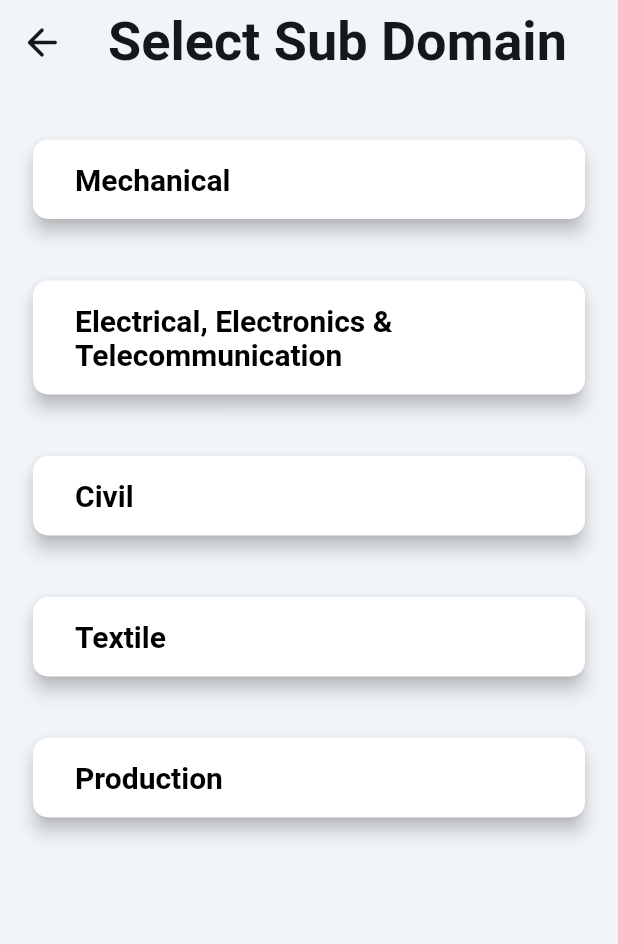
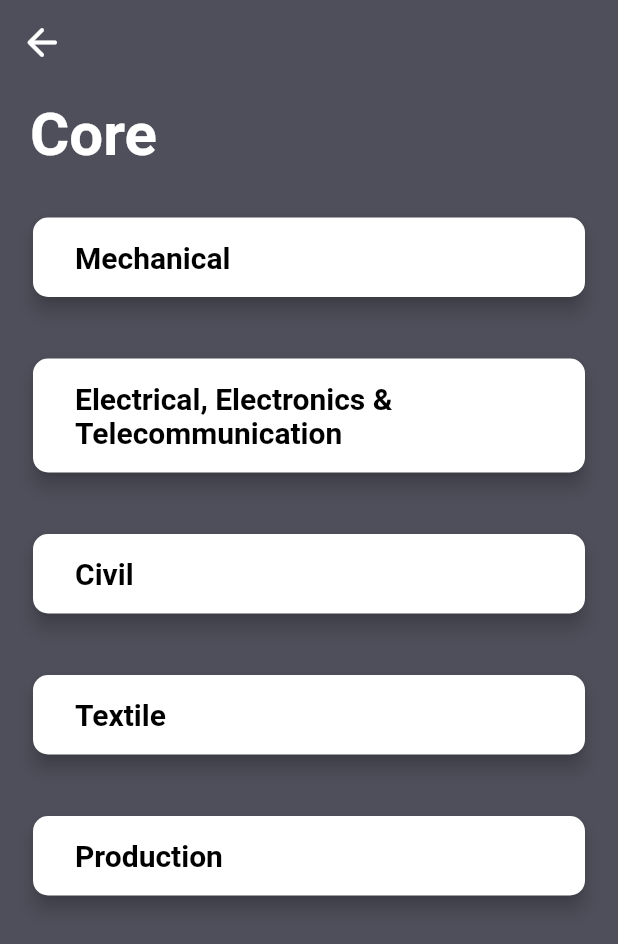
Before and after one commit to waghanna-prgramming/VJTI_Connect, a Flutter app: the DomainPage screen opened directly, after a tap on "Core", on a phone screen of 412 x 824 dp. Shown: the top 944 px of the screen. Run offline on Flutter 3.47's test engine with Material 2 defaults, Android fonts, the light colour scheme and no system bars; our stand-ins replace cloud_firestore, firebase_auth, firebase_core; missing offline and left inert: email_auth; accounts and stored records are empty; Roboto replaces fonts that are missing (Sora).

Commit message:
changed screen ui

```diff
--- a/lib/main.dart
+++ b/lib/main.dart
@@ -4,6 +4,7 @@ import 'package:demo_connect/providers/prep_material_provider.dart';
 import 'package:demo_connect/providers/resume_provider.dart';
 import 'package:demo_connect/providers/tips_provider.dart';
 import 'package:demo_connect/screens/signup_screen.dart';
+import 'package:demo_connect/screens/test_home_screen.dart';
 // import 'package:demo_connect/screens/login_screenrial_provider.dart';
 import 'package:firebase_core/firebase_core.dart';
 import 'package:flutter/material.dart';
@@ -37,7 +38,7 @@ class MyApp extends StatelessWidget {
         ),
       ],
       child: MaterialApp(
-        home: SignUp(),
+        home: TestHomeScreen(),
       ),
     );
   }
--- a/lib/screens/core_sub_branch.dart
+++ b/lib/screens/core_sub_branch.dart
@@ -19,15 +19,15 @@ class _CoreSubBranchState extends State<CoreSubBranch> {
   @override
   Widget build(BuildContext context) {
     return Scaffold(
-      backgroundColor: Color(0xFFF1F4F8),
+      backgroundColor: Color(0xFF4F4F5B),
       // key: scaffoldKey,
       appBar: AppBar(
-        backgroundColor: Color(0xFFF1F4F8),
+        backgroundColor: Color(0xFF4F4F5B),
         automaticallyImplyLeading: false,
         leading: IconButton(
           icon: Icon(
             Icons.arrow_back_rounded,
-            color: Color(0xFF14181B),
+            color: Colors.white,
             size: 30,
           ),
           onPressed: () {
@@ -40,14 +40,6 @@ class _CoreSubBranchState extends State<CoreSubBranch> {
             );
           },
         ),
-        centerTitle: true,
-        title: Text('Select Sub Domain'),
-        titleTextStyle: TextStyle(
-          fontFamily: 'Sora',
-          color: Color(0xFF14181B),
-          fontSize: 36,
-          fontWeight: FontWeight.bold,
-        ),
         actions: [],
         elevation: 0,
       ),
@@ -58,8 +50,23 @@ class _CoreSubBranchState extends State<CoreSubBranch> {
             mainAxisAlignment: MainAxisAlignment.spaceEvenly,
             crossAxisAlignment: CrossAxisAlignment.stretch,
             children: <Widget>[
-              SizedBox.fromSize(
-                size: Size(20.0, 15.0),
+              SizedBox(
+                height: 10,
+              ),
+              Padding(
+                padding: EdgeInsets.fromLTRB(20, 0, 100, 0),
+                child: Text(
+                  'Core',
+                  style: TextStyle(
+                    fontFamily: 'Sora',
+                    color: Colors.white,
+                    fontSize: 40,
+                    fontWeight: FontWeight.bold,
+                  ),
+                ),
+              ),
+              SizedBox(
+                height: 10,
               ),
               GestureDetector(
                   child: DomainCard(
--- a/lib/screens/login_screen.dart
+++ b/lib/screens/login_screen.dart
@@ -1,4 +1,4 @@
-import 'package:demo_connect/dump/test_home_screen.dart';
+import 'package:demo_connect/screens/test_home_screen.dart';
 import 'package:demo_connect/resources/auth_methods.dart';
 import 'package:demo_connect/screens/signup_screen.dart';
 import 'package:flutter/cupertino.dart';
--- a/lib/screens/select_company_prep_material.dart
+++ b/lib/screens/select_company_prep_material.dart
@@ -96,9 +96,6 @@ class _SelectCompanyPrepMaterialState extends State<SelectCompanyPrepMaterial> {
               ),
             ),
           ),
-          SizedBox(
-            height: 20,
-          ),
           Expanded(
             child: ListView.builder(
               itemCount: companyNames.length,
--- a/lib/screens/signup_screen.dart
+++ b/lib/screens/signup_screen.dart
@@ -1,5 +1,5 @@
 import 'package:demo_connect/resources/auth_methods.dart';
-import 'package:demo_connect/screens/home_screen.dart';
+import 'package:demo_connect/dump/home_screen.dart';
 import 'package:demo_connect/screens/verify_email.dart';
 import 'package:flutter/cupertino.dart';
 import 'package:flutter/material.dart';
--- a/lib/dump/test_home_screen.dart
+++ b/lib/screens/test_home_screen.dart
@@ -1,4 +1,4 @@
-import 'package:demo_connect/dump/pages.dart';
+import 'package:demo_connect/resources/pages.dart';
 import 'package:flutter/material.dart';
 
 class TestHomeScreen extends StatefulWidget {
--- a/lib/screens/verify_email.dart
+++ b/lib/screens/verify_email.dart
@@ -1,6 +1,6 @@
 import 'dart:async';
 
-import 'package:demo_connect/screens/home_screen.dart';
+import 'package:demo_connect/dump/home_screen.dart';
 import 'package:demo_connect/screens/login_screen.dart';
 import 'package:email_auth/email_auth.dart';
 import 'package:firebase_auth/firebase_auth.dart';
```
Also changed, not shown: lib/screens/domain_page.dart (+6 -6 lines), lib/screens/list_tile_screen.dart (+38 -15 lines), lib/screens/select_company_general_tips.dart (+30 -12 lines), lib/screens/select_company_imp_courses.dart (+30 -12 lines), lib/dump/home_screen.dart (renamed from lib/screens/home_screen.dart), lib/resources/pages.dart (renamed from lib/dump/pages.dart).
